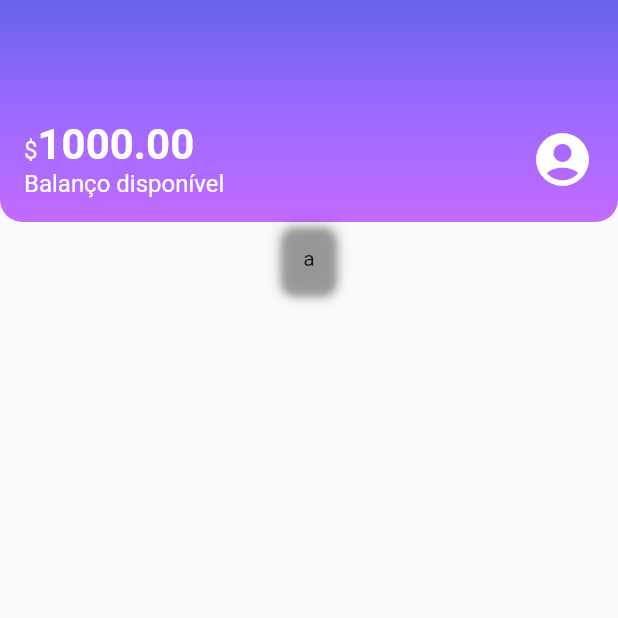
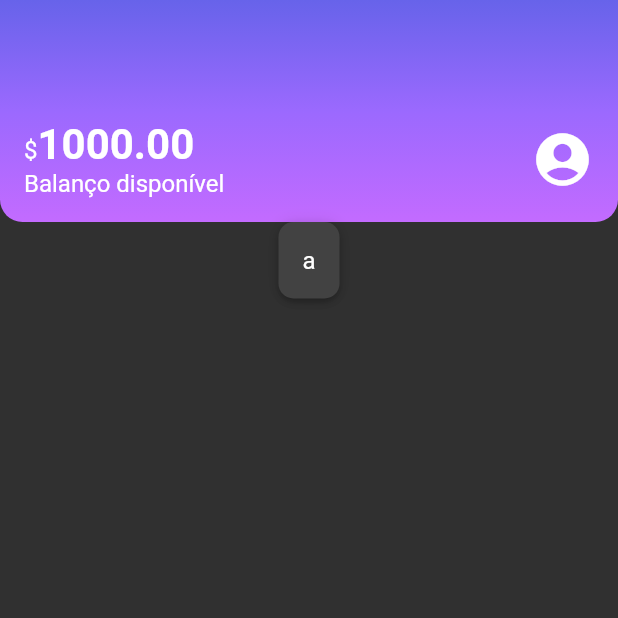
Before and after one commit to juriaCardozo/alubank_flutter, a Flutter app: the screen it shows after launch, on a phone screen of 412 x 824 dp, the top half of it. Run offline on Flutter 3.47's test engine with Material 2 defaults, Android fonts, the phone set to English and light mode, and no system bars.

Commit message:
Implementing themes

```diff
--- a/lib/components/box_card.dart
+++ b/lib/components/box_card.dart
@@ -7,12 +7,13 @@ class BoxCard extends StatelessWidget {
   @override
   Widget build(BuildContext context) {
     return Container(
-      child: boxContent,
       padding: EdgeInsets.all(16.0),
       decoration: BoxDecoration(
         boxShadow: kElevationToShadow[3],
         borderRadius: BorderRadius.circular(10.0),
+        color: Theme.of(context).cardColor,
       ),
+      child: boxContent,
     );
   }
 }
--- a/lib/components/sections/header.dart
+++ b/lib/components/sections/header.dart
@@ -1,3 +1,4 @@
+import 'package:alubank_flutter/themes/theme_colors.dart';
 import 'package:flutter/material.dart';
 
 class Header extends StatelessWidget {
@@ -10,11 +11,7 @@ class Header extends StatelessWidget {
         gradient: LinearGradient(
           begin: Alignment.topCenter,
           end: Alignment.bottomCenter,
-          colors: <Color>[
-            Color.fromRGBO(103, 99, 234, 1.0),
-            Color.fromRGBO(155, 105, 254, 1.0),
-            Color.fromRGBO(195, 107, 255, 1.0),
-          ],
+          colors: ThemeColors.headerGradient,
         ),
         borderRadius: BorderRadius.vertical(
           bottom: Radius.circular(15.0),
@@ -31,28 +28,25 @@ class Header extends StatelessWidget {
                 Text.rich(
                   TextSpan(
                     text: '\$',
-                    style: TextStyle(fontSize: 16.0, color: Colors.white),
                     children: <TextSpan>[
                       TextSpan(
                         text: '1000.00',
-                        style: TextStyle(
-                          fontSize: 28.0,
-                          fontWeight: FontWeight.bold,
-                        ),
+                        style: Theme.of(context).textTheme.bodyLarge,
                       ),
                     ],
                   ),
                 ),
                 Text(
                   'Balanço disponível',
-                  style: TextStyle(fontSize: 16.0, color: Colors.white),
+                  style: TextStyle(
+                    fontSize: 16.0,
+                  ),
                 ),
               ],
             ),
             Icon(
               Icons.account_circle,
               size: 42.0,
-              color: Colors.white,
             ),
           ],
         ),
--- a/lib/main.dart
+++ b/lib/main.dart
@@ -1,3 +1,4 @@
+import 'package:alubank_flutter/themes/my_theme.dart';
 import 'package:flutter/material.dart';
 import 'package:alubank_flutter/screens/home.dart';
 
@@ -12,6 +13,7 @@ class Alubank extends StatelessWidget {
   Widget build(BuildContext context) {
     return MaterialApp(
       title: 'Alubank',
+      theme: MyTheme,
       home: Home(),
     );
   }
--- /dev/null
+++ b/lib/themes/my_theme.dart
@@ -0,0 +1,12 @@
+import 'package:alubank_flutter/themes/theme_colors.dart';
+import 'package:flutter/material.dart';
+
+ThemeData MyTheme = ThemeData(
+  primarySwatch: ThemeColors.primaryColor,
+  primaryColor: ThemeColors.primaryColor,
+  brightness: Brightness.dark,
+  textTheme: TextTheme(
+    bodyMedium: TextStyle(fontSize: 16.0),
+    bodyLarge: TextStyle(fontSize: 28, fontWeight: FontWeight.bold),
+  ),
+);
--- /dev/null
+++ b/lib/themes/theme_colors.dart
@@ -0,0 +1,11 @@
+import 'package:flutter/material.dart';
+
+class ThemeColors {
+  static const MaterialColor primaryColor = Colors.purple;
+  static const List<Color> headerGradient =
+  [
+    Color.fromRGBO(103, 99, 234, 1.0),
+    Color.fromRGBO(155, 105, 254, 1.0),
+    Color.fromRGBO(195, 107, 255, 1.0),
+  ];
+}
```
